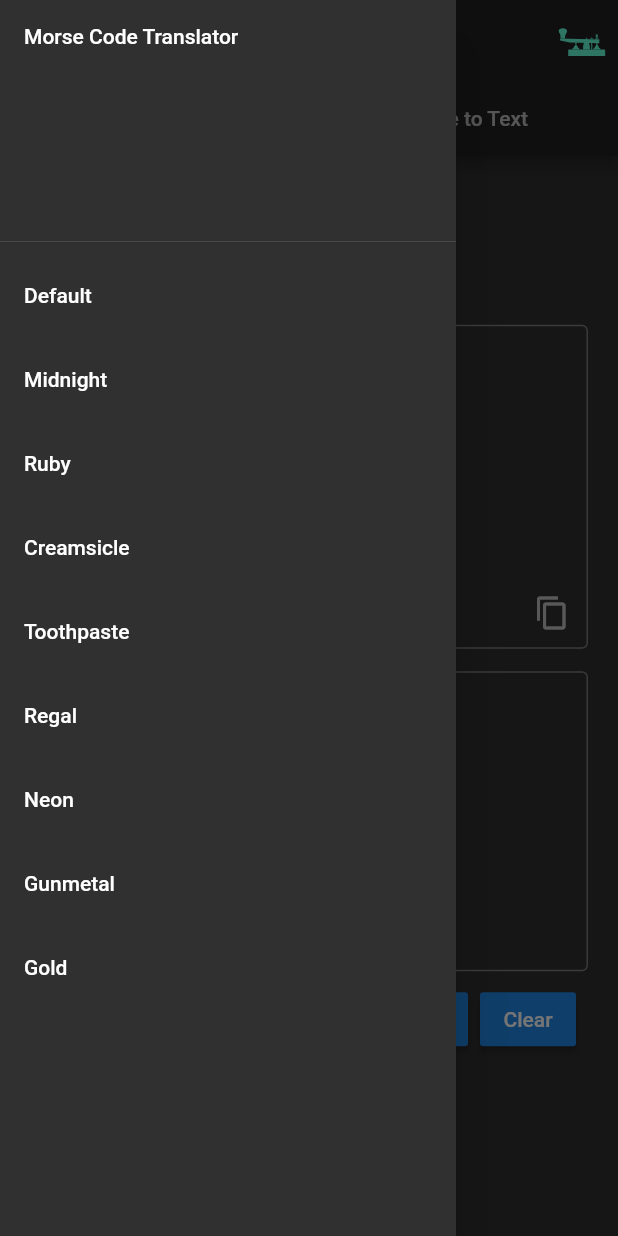
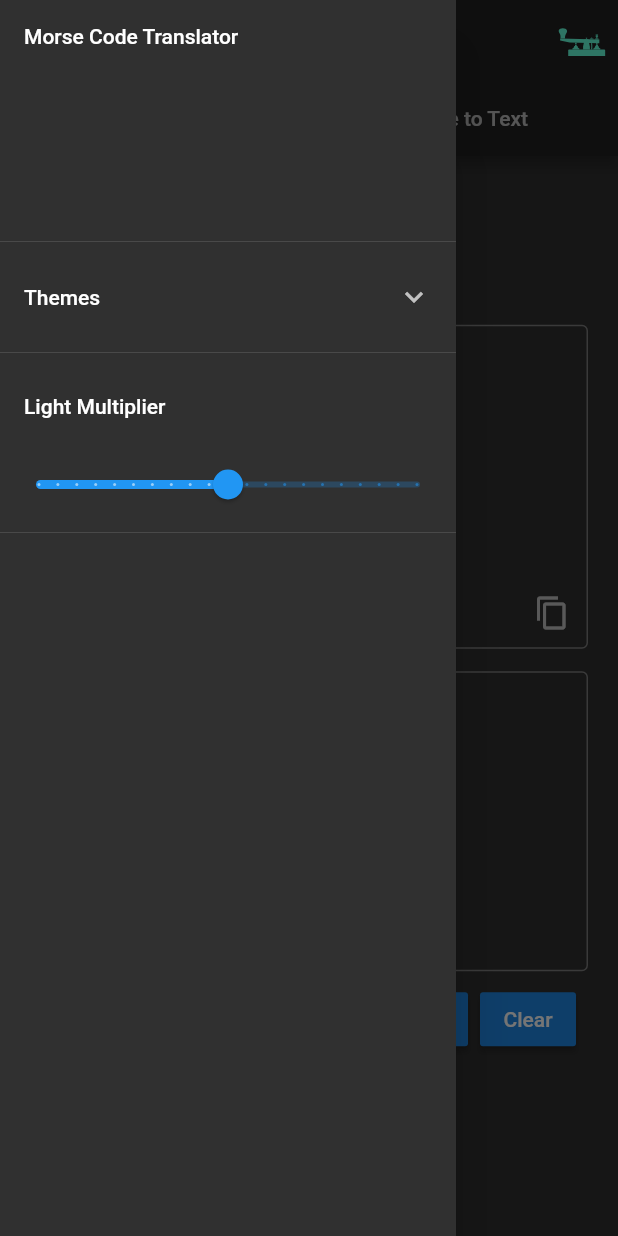
Before and after one commit to Jack-Vaughn/morse_code_translation, a Flutter app: the screen it shows after launch, with the side drawer open, on a phone screen of 412 x 824 dp. Run offline on Flutter 3.47's test engine with Material 2 defaults, Android fonts, the light colour scheme and no system bars; our stand-ins replace flutter_svg; missing offline and left inert: flashlight, morse.

Commit message:
Added Light Multiplier Slider to Drawer

```diff
--- a/lib/MainDrawer.dart
+++ b/lib/MainDrawer.dart
@@ -7,6 +7,8 @@ class MainDrawer extends StatefulWidget {
 }
 
 class _State extends State<MainDrawer> {
+  double _currentSliderValue = lightMultiplier.toDouble();
+
   Color hexColor(String hex) {
     hex = hex.toUpperCase().replaceAll('#', '');
 
@@ -24,11 +26,13 @@ class _State extends State<MainDrawer> {
           DrawerHeader(
             child: Text('Morse Code Translator'),
           ),
+          ExpansionTile(
+            title: Text('Themes'),
+            children: [
               ListTile(
                 title: Text('Default'),
                 onTap: () {
                   theme.setTheme(ThemeData.light());
-
                 },
               ),
               ListTile(
@@ -151,6 +155,26 @@ class _State extends State<MainDrawer> {
               ),
             ],
           ),
+          Divider(),
+          ListTile(
+            title: Text('Light Multiplier'),
+          ),
+          Slider(
+            value: _currentSliderValue,
+            min: 0,
+            max: 1000,
+            divisions: 20,
+            label: (_currentSliderValue / 1000).toString(),
+            onChanged: (double value) {
+              setState(() {
+                lightMultiplier = (value).round();
+                _currentSliderValue = lightMultiplier.toDouble();
+              });
+            },
+          ),
+          Divider(),
+        ],
+      ),
     );
   }
 }
--- a/lib/config.dart
+++ b/lib/config.dart
@@ -4,7 +4,7 @@ import 'package:flutter/material.dart';
 import 'package:morse_code_translation/MyTheme.dart';
 
 MyTheme theme = MyTheme(ThemeData.dark());
-
+int lightMultiplier = 500;
 
 // COMMENT THE ABOVE AND UNCOMMENT BELOW IF YOU WANT TO CHANGE THE DEFAULT THEME
 
```
Lines whose indentation alone changed are shown as unchanged.
